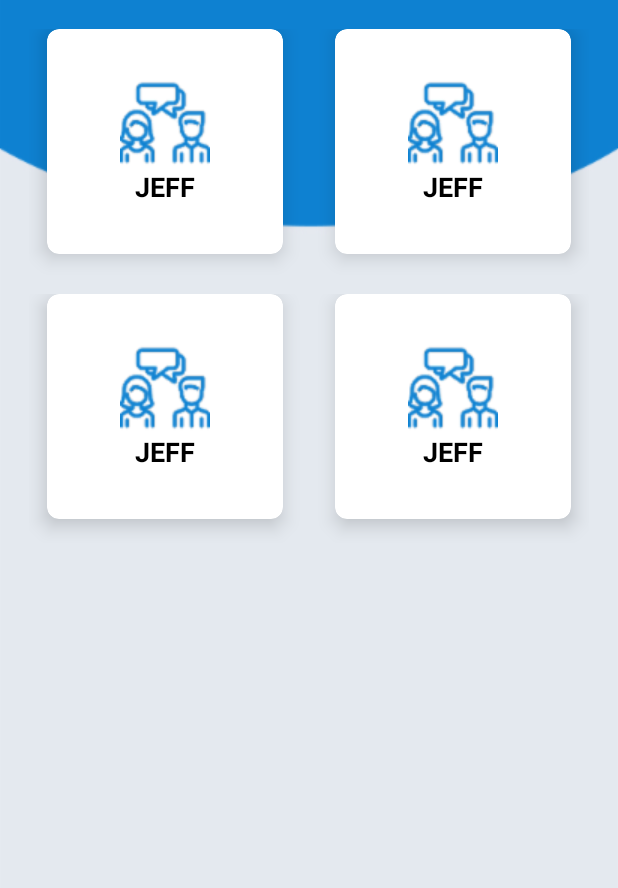
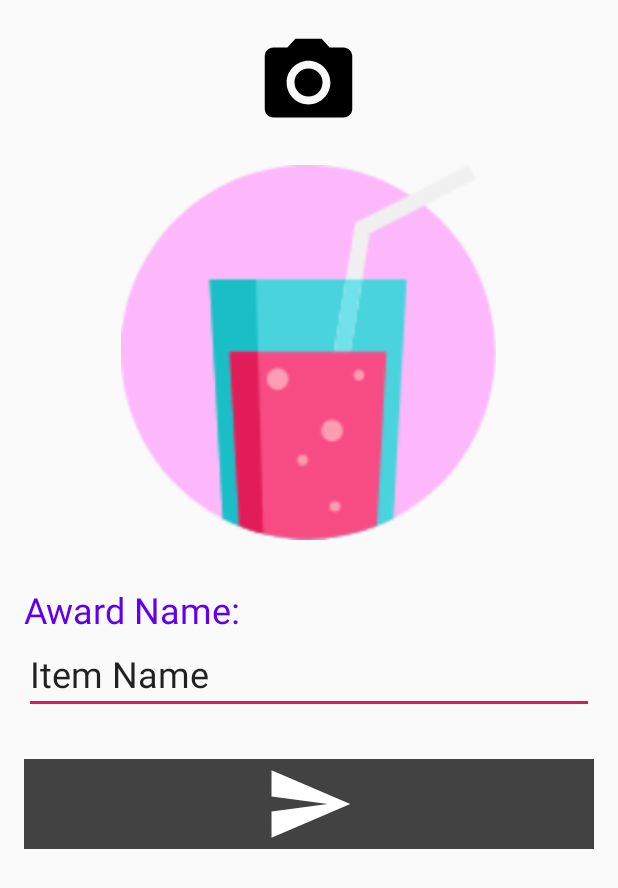
Before and after one commit to mekptang/KidFinance, an Android app: the screen it shows after launch (MainActivity before the commit, AddAwardActivity after it), on a phone screen of 412 x 824 dp. Shown: the top 888 px of the screen. Run offline under Robolectric (Android 15) with nearby library versions, the phone set to English and light mode, and no system bars.

Commit message:
AddAwardActivity implementing add item + camera

```diff
--- a/app/src/main/res/drawable-v21/ic_menu_camera.xml
+++ b/app/src/main/res/drawable-v21/ic_menu_camera.xml
@@ -1,6 +1,6 @@
 <vector xmlns:android="http://schemas.android.com/apk/res/android"
-    android:width="24dp"
-    android:height="24dp"
+    android:width="70dp"
+    android:height="70dp"
     android:viewportWidth="24.0"
     android:viewportHeight="24.0">
     <path
--- a/app/src/main/res/drawable-v21/ic_menu_send.xml
+++ b/app/src/main/res/drawable-v21/ic_menu_send.xml
@@ -1,9 +1,9 @@
 <vector xmlns:android="http://schemas.android.com/apk/res/android"
-    android:width="24dp"
-    android:height="24dp"
+    android:width="60dp"
+    android:height="60dp"
     android:viewportWidth="24.0"
     android:viewportHeight="24.0">
     <path
-        android:fillColor="#FF000000"
+        android:fillColor="#FFFFFF"
         android:pathData="M2.01,21L23,12 2.01,3 2,10l15,2 -15,2z" />
 </vector>
--- a/app/src/main/res/layout/activity_add_award.xml
+++ b/app/src/main/res/layout/activity_add_award.xml
@@ -1,9 +1,58 @@
 <?xml version="1.0" encoding="utf-8"?>
-<android.support.constraint.ConstraintLayout xmlns:android="http://schemas.android.com/apk/res/android"
+<LinearLayout xmlns:android="http://schemas.android.com/apk/res/android"
     xmlns:app="http://schemas.android.com/apk/res-auto"
     xmlns:tools="http://schemas.android.com/tools"
     android:layout_width="match_parent"
     android:layout_height="match_parent"
-    tools:context=".AddAwardActivity">
+    android:orientation="vertical"
+    android:paddingLeft="16dp"
+    android:paddingRight="16dp"
+    android:layout_weight="10"
 
-</android.support.constraint.ConstraintLayout>
+    >
+
+    <ImageButton
+        android:id="@+id/shot_item"
+        android:layout_width="wrap_content"
+        android:layout_height="wrap_content"
+        android:layout_gravity="center"
+        android:layout_marginTop="20dp"
+        android:layout_marginBottom="20dp"
+        android:background="@null"
+        android:scaleType="centerInside"
+        app:srcCompat="@drawable/ic_menu_camera" />
+
+    <ImageView
+        android:id="@+id/item_snapshot"
+        android:layout_width="250dp"
+        android:layout_height="250dp"
+        android:layout_gravity="center"
+        android:layout_marginBottom="30dp"
+        android:background="@drawable/target_red_juice"/>
+
+    <TextView
+        android:layout_width="match_parent"
+        android:layout_height="wrap_content"
+        android:text="Award Name:"
+        android:textColor="@color/design_default_color_primary"
+        android:textSize="24sp" />
+
+    <EditText
+        android:id="@+id/item_name"
+        android:layout_width="match_parent"
+        android:layout_height="wrap_content"
+        android:ems="10"
+        android:inputType="textPersonName"
+        android:text="Item Name"
+        android:textSize="24sp"
+        android:layout_marginBottom="30dp"/>
+
+    <ImageButton
+        android:id="@+id/imageButton2"
+        android:layout_width="match_parent"
+        android:layout_height="wrap_content"
+        android:background="#424242"
+        app:srcCompat="@drawable/ic_menu_send" />
+
+
+</LinearLayout>
--- /dev/null
+++ b/app/src/main/res/xml/file_paths.xml
@@ -0,0 +1,6 @@
+<?xml version="1.0" encoding="utf-8"?>
+<paths xmlns:android="http://schemas.android.com/apk/res/android">
+<external-path
+    name="codecity_images"
+    path="Pictures/" />
+</paths>
```
Also changed, not shown: app/src/main/AndroidManifest.xml (+21 -2 lines), app/src/main/java/com/example/kidfinance/AddAwardActivity.java (+77 -0 lines), app/src/main/java/com/example/kidfinance/SetTargetFragment.java (+4 -3 lines).
